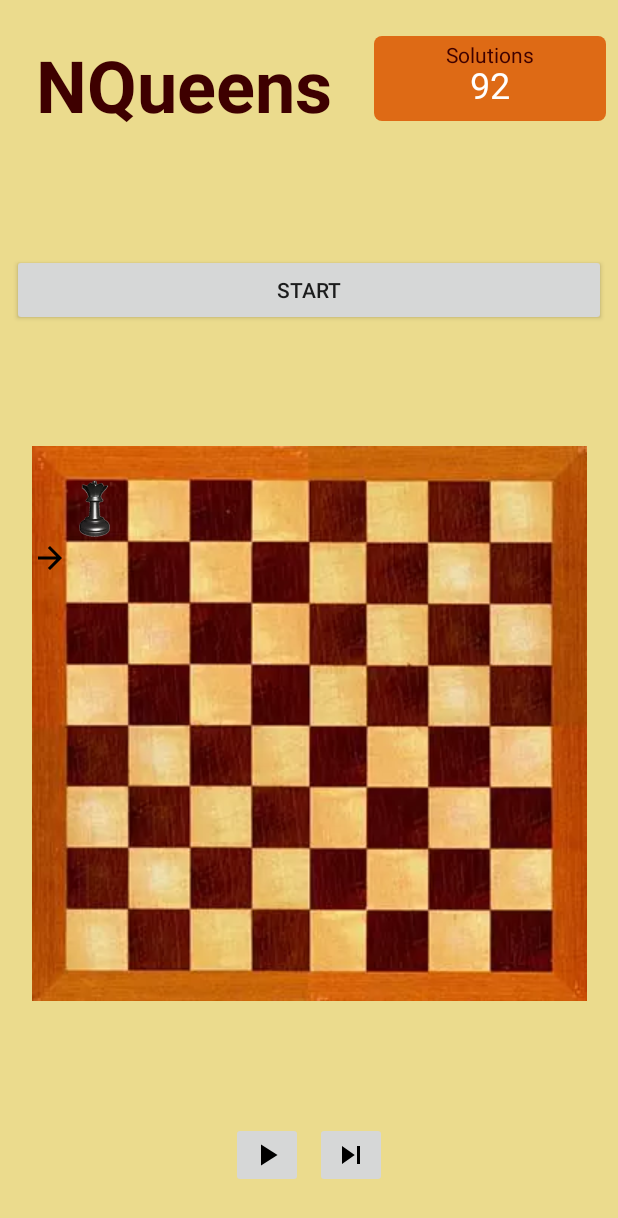
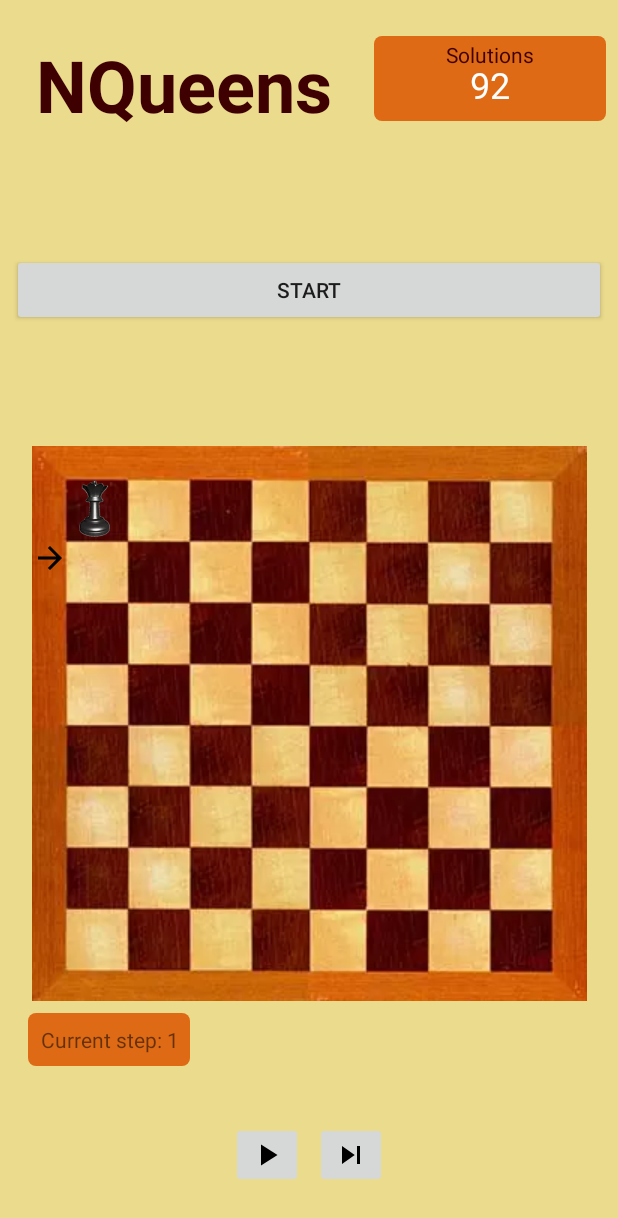
Before and after one commit to lixiangthinker/NQueensAndroid, an Android app: the screen it shows after launch (QueensActivity), after a tap on an icon or button, on a phone screen of 412 x 824 dp. Shown: the top 1218 px of the screen. Run offline under Robolectric (Android 15) with nearby library versions, the light colour scheme and no system bars; our stand-ins replace Dagger/Hilt's generated code; 1 statement that could not run was skipped; 1 other tap on this screen came first.

Commit message:
[View] add auto play function.

```diff
--- a/app/src/main/java/com/tony/builder/nqueens/utils/AppExecutors.java
+++ b/app/src/main/java/com/tony/builder/nqueens/utils/AppExecutors.java
@@ -20,19 +20,19 @@ import androidx.annotation.NonNull;
  */
 @Singleton
 public class AppExecutors {
-    private final Executor diskIO;
+    private final Executor gameController;
     private final Executor networkIO;
     private final Executor mainThread;
 
     @Inject
     public AppExecutors() {
-        this.diskIO = Executors.newSingleThreadExecutor();
+        this.gameController = Executors.newSingleThreadExecutor();
         this.networkIO = Executors.newFixedThreadPool(3);
         this.mainThread = new MainThreadExecutor();
     }
 
-    public Executor diskIO() {
-        return diskIO;
+    public Executor gameController() {
+        return gameController;
     }
 
     public Executor networkIO() {
--- a/app/src/main/java/com/tony/builder/nqueens/view/QueensActivity.java
+++ b/app/src/main/java/com/tony/builder/nqueens/view/QueensActivity.java
@@ -13,6 +13,7 @@ import android.view.View;
 import android.widget.Button;
 import android.widget.ImageButton;
 import android.widget.ImageView;
+import android.widget.TextView;
 
 import com.tony.builder.nqueens.R;
 import com.tony.builder.nqueens.utils.PixlConverter;
@@ -32,6 +33,7 @@ public class QueensActivity extends DaggerAppCompatActivity {
     ImageButton btnPlay;
     ImageButton btnNext;
     Button btnStart;
+    TextView tvStepCounter;
 
     @Inject
     ViewModelProvider.Factory viewModelFactory;
@@ -47,6 +49,7 @@ public class QueensActivity extends DaggerAppCompatActivity {
         chessBoard = findViewById(R.id.clChessBoard);
         initChessImageView();
         ivCurrentLayer = findViewById(R.id.ivCurrentLayer);
+        tvStepCounter = findViewById(R.id.tvStepCounter);
         viewModel = ViewModelProviders.of(this, viewModelFactory).get(QueensViewModel.class);
         subscribeEvent(viewModel);
         initButtons();
@@ -80,6 +83,13 @@ public class QueensActivity extends DaggerAppCompatActivity {
             @Override
             public void onChanged(ChessMoveEvent event) {
                 moveChess(event.currentLayer, event.newX);
+            }
+        });
+
+        viewModel.getStepCounter().observe(this, new Observer<Integer>() {
+            @Override
+            public void onChanged(Integer integer) {
+                tvStepCounter.setText("Current step: " + integer);
             }
         });
     }
@@ -142,6 +152,15 @@ public class QueensActivity extends DaggerAppCompatActivity {
     private void initButtons() {
         btnPlay = findViewById(R.id.btnPlay);
         btnPlay.setEnabled(false);
+        btnPlay.setOnClickListener(new View.OnClickListener() {
+            @Override
+            public void onClick(View v) {
+                Log.d(TAG, "button play onClick");
+                if (viewModel != null) {
+                    viewModel.onPlay();
+                }
+            }
+        });
         btnNext = findViewById(R.id.btnNext);
         btnNext.setEnabled(false);
         btnNext.setOnClickListener(new View.OnClickListener() {
--- a/app/src/main/java/com/tony/builder/nqueens/viewmodel/QueensViewModel.java
+++ b/app/src/main/java/com/tony/builder/nqueens/viewmodel/QueensViewModel.java
@@ -14,6 +14,7 @@ import androidx.lifecycle.ViewModel;
 
 public class QueensViewModel extends ViewModel {
     private static final String TAG = "QueensViewModel";
+    private MutableLiveData<Integer> mStepCounter;
     private MutableLiveData<Integer> mCurrentLayer;
     private MutableLiveData<ChessMoveEvent> mChessMoveEvent;
     private MutableLiveData<Boolean> isStarted;
@@ -21,6 +22,8 @@ public class QueensViewModel extends ViewModel {
     private AppExecutors executors;
     private SharedPreferences sharedPreferences;
     private QueensModel queensModel;
+
+    private boolean solution = false;
 
     @Inject
     public QueensViewModel(AppExecutors executors, QueensModel queensModel, SharedPreferences sharedPreferences) {
@@ -79,6 +82,7 @@ public class QueensViewModel extends ViewModel {
             @Override
             public void onSolution(int count, int[] position) {
                 Log.d(TAG, "onSolution, (" + count + ")");
+                solution = true;
             }
 
             @Override
@@ -103,7 +107,32 @@ public class QueensViewModel extends ViewModel {
 
     public void onNext() {
         Log.d(TAG, "onNext next button clicked");
+        Integer counter = getStepCounter().getValue();
+        if (mStepCounter != null) {
+            mStepCounter.setValue(counter + 1);
+        }
         queensModel.onNext();
+    }
+
+    public void onPlay() {
+        Log.d(TAG, "onPlay play button clicked");
+        executors.gameController().execute(new Runnable() {
+            @Override
+            public void run() {
+                while(!solution) {
+                    Integer counter = getStepCounter().getValue();
+                    if (mStepCounter != null && counter != null) {
+                        mStepCounter.postValue(counter + 1);
+                    }
+                    queensModel.onNext();
+                    try {
+                        Thread.sleep(300);
+                    } catch (InterruptedException e) {
+                        e.printStackTrace();
+                    }
+                }
+            }
+        });
     }
 
     public LiveData<Integer> getCurrentLayer() {
@@ -128,4 +157,12 @@ public class QueensViewModel extends ViewModel {
         }
         return isStarted;
     }
+
+    public LiveData<Integer> getStepCounter() {
+        if (mStepCounter == null) {
+            mStepCounter = new MutableLiveData<>();
+            mStepCounter.setValue(0);
+        }
+        return mStepCounter;
+    }
 }
--- a/app/src/main/res/layout/activity_queens.xml
+++ b/app/src/main/res/layout/activity_queens.xml
@@ -204,4 +204,19 @@
         app:layout_constraintStart_toStartOf="parent"
         app:layout_constraintTop_toBottomOf="@+id/tvTitle" />
 
+    <TextView
+        android:id="@+id/tvStepCounter"
+        android:layout_width="wrap_content"
+        android:layout_height="wrap_content"
+        android:layout_margin="8dp"
+        android:background="@drawable/board_background"
+        android:gravity="center"
+        android:padding="8dp"
+        android:text="current step: 0"
+        android:textSize="14sp"
+        app:layout_constraintEnd_toEndOf="parent"
+        app:layout_constraintHorizontal_bias="0.037"
+        app:layout_constraintStart_toStartOf="parent"
+        app:layout_constraintTop_toBottomOf="@+id/clChessBoard" />
+
 </androidx.constraintlayout.widget.ConstraintLayout>
```
